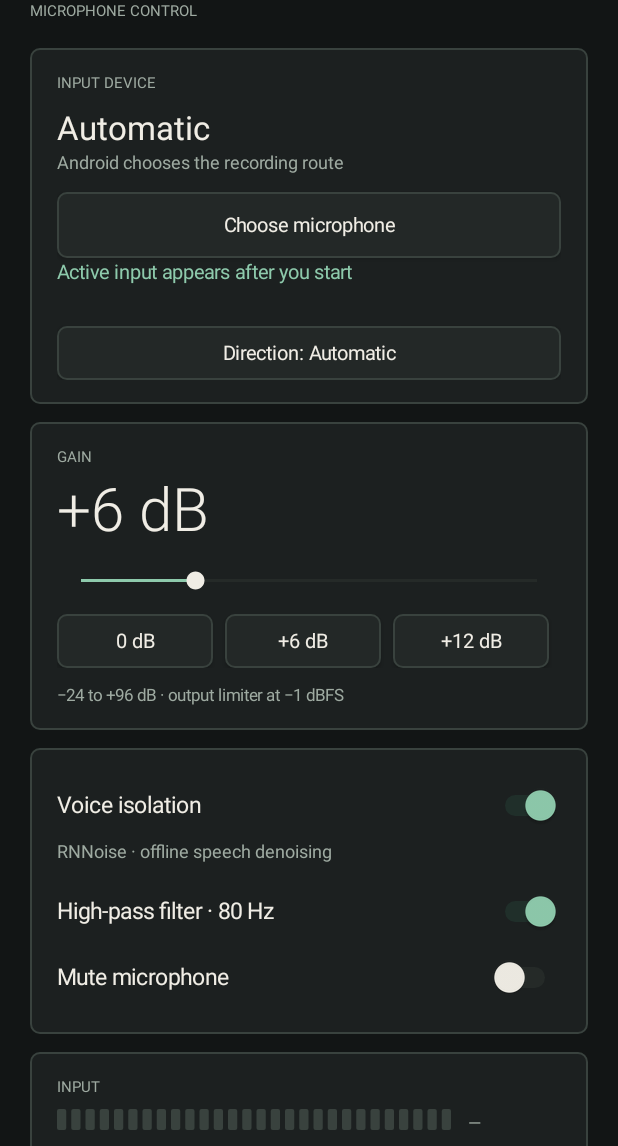
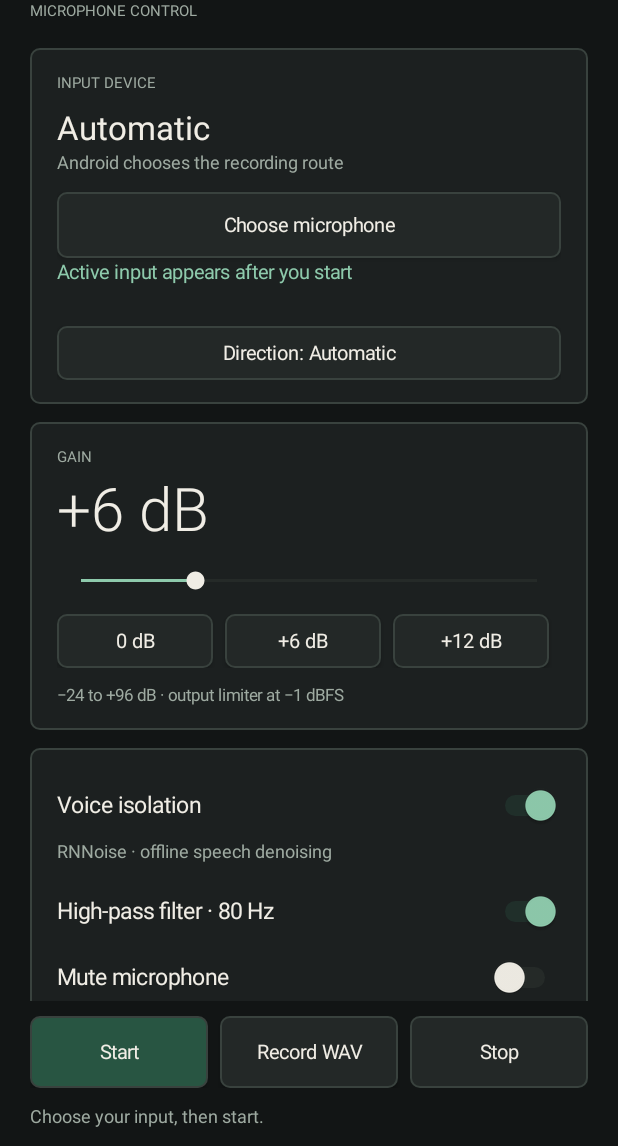
Before and after one commit to Cryosimorgh/ghost-mic, an Android app: the screen it shows after launch (MainActivity), on a phone screen of 412 x 824 dp, the part 90-1236 px from its top. Run offline under Robolectric (Android 15) with nearby library versions, the phone set to English and light mode, and no system bars.

Commit message:
Fix Android 8 compatibility and keep capture controls visible

```diff
--- a/android/app/src/main/AndroidManifest.xml
+++ b/android/app/src/main/AndroidManifest.xml
@@ -9,7 +9,7 @@
     <uses-permission android:name="android.permission.WAKE_LOCK" />
     <uses-feature android:name="android.hardware.microphone" android:required="true" />
     <application android:theme="@style/AppTheme" android:label="Ghost Mic" android:icon="@drawable/ghost_icon"
-        android:allowBackup="false" android:supportsRtl="true">
+        android:allowBackup="false" android:dataExtractionRules="@xml/data_extraction_rules" android:supportsRtl="true">
         <activity android:name=".MainActivity" android:exported="true">
             <intent-filter>
                 <action android:name="android.intent.action.MAIN" />
--- a/android/app/src/main/java/io/github/cryosimorgh/ghostmic/Devices.java
+++ b/android/app/src/main/java/io/github/cryosimorgh/ghostmic/Devices.java
@@ -18,7 +18,7 @@ final class Devices {
         return result;
     }
     private static int priority(int type) { return type == AudioDeviceInfo.TYPE_BUILTIN_MIC ? 0 : type == AudioDeviceInfo.TYPE_USB_DEVICE || type == AudioDeviceInfo.TYPE_USB_HEADSET ? 1 : bluetooth(type) ? 3 : 2; }
-    static boolean bluetooth(int type) { return type == AudioDeviceInfo.TYPE_BLUETOOTH_SCO || type == AudioDeviceInfo.TYPE_BLE_HEADSET; }
+    static boolean bluetooth(int type) { return type == AudioDeviceInfo.TYPE_BLUETOOTH_SCO || Build.VERSION.SDK_INT>=31 && type == AudioDeviceInfo.TYPE_BLE_HEADSET; }
     static String type(int type) {
         return switch (type) {
             case AudioDeviceInfo.TYPE_BUILTIN_MIC -> "Phone microphone";
--- a/android/app/src/main/java/io/github/cryosimorgh/ghostmic/MainActivity.java
+++ b/android/app/src/main/java/io/github/cryosimorgh/ghostmic/MainActivity.java
@@ -34,11 +34,17 @@ public final class MainActivity extends Activity {
         super.onCreate(saved); preferences=getSharedPreferences("ghost-mic",MODE_PRIVATE); audio=getSystemService(AudioManager.class);
         getWindow().setStatusBarColor(BG); getWindow().setNavigationBarColor(BG);
         ScrollView scroll=new ScrollView(this); scroll.setFillViewport(true); scroll.setBackgroundColor(BG);
-        LinearLayout root=column(); root.setPadding(dp(20),dp(16),dp(20),dp(28)); scroll.addView(root); setContentView(scroll);
+        LinearLayout root=column(); root.setPadding(dp(20),dp(16),dp(20),dp(16)); scroll.addView(root);
+        LinearLayout shell=column(); shell.setBackgroundColor(BG); shell.addView(scroll,new LinearLayout.LayoutParams(-1,0,1));
+        LinearLayout footer=column(); footer.setPadding(dp(20),dp(10),dp(20),dp(16)); footer.setBackgroundColor(BG); shell.addView(footer,wide(-2)); setContentView(shell);
         if (Build.VERSION.SDK_INT>=30) {
             getWindow().setDecorFitsSystemWindows(false);
-            scroll.setOnApplyWindowInsetsListener((view,insets) -> { android.graphics.Insets bars=insets.getInsets(WindowInsets.Type.systemBars()); root.setPadding(dp(20)+bars.left,dp(16)+bars.top,dp(20)+bars.right,dp(24)+bars.bottom); return insets; });
-        } else scroll.setFitsSystemWindows(true);
+            shell.setOnApplyWindowInsetsListener((view,insets) -> {
+                android.graphics.Insets bars=insets.getInsets(WindowInsets.Type.systemBars());
+                root.setPadding(dp(20)+bars.left,dp(16)+bars.top,dp(20)+bars.right,dp(16));
+                footer.setPadding(dp(20)+bars.left,dp(10),dp(20)+bars.right,dp(12)+bars.bottom); return insets;
+            });
+        } else shell.setFitsSystemWindows(true);
         LinearLayout heading=row(); TextView title=text("Ghost Mic",26,TEXT); title.setTypeface(Typeface.create("sans-serif-medium",Typeface.NORMAL)); heading.addView(title,new LinearLayout.LayoutParams(0,dp(44),1));
         badge=text("● Standby",12,MUTED); badge.setGravity(Gravity.CENTER_VERTICAL|Gravity.END); heading.addView(badge,new LinearLayout.LayoutParams(dp(90),dp(44)));
         Button help=button("?",false); help.setContentDescription("Help and open-source licenses"); help.setOnClickListener(view -> showHelp()); heading.addView(help,new LinearLayout.LayoutParams(dp(38),dp(38))); root.addView(heading);
@@ -79,10 +85,10 @@ public final class MainActivity extends Activity {
         space(listening,6); listening.addView(text("Use headphones to avoid feedback. Playback has some delay.",11,WARNING));
 
         LinearLayout actions=row(); start=button("Start",true); start.setId(START_ID); start.setOnClickListener(view -> requestCapture(false)); stop=button("Stop",false); stop.setId(STOP_ID); stop.setOnClickListener(view -> startService(new Intent(this,MicService.class).setAction(MicService.STOP)));
-        LinearLayout.LayoutParams primary=new LinearLayout.LayoutParams(0,dp(48),1); primary.setMargins(0,0,dp(8),0); actions.addView(start,primary); actions.addView(stop,new LinearLayout.LayoutParams(0,dp(48),1)); root.addView(actions); space(root,8);
-        LinearLayout recording=row(); record=button("Record WAV",false); record.setOnClickListener(view -> { if(MicService.state.running) startService(new Intent(this,MicService.class).setAction(MicService.RECORD)); else requestCapture(true); }); recording.addView(record,new LinearLayout.LayoutParams(0,dp(44),1));
-        Button files=button("Recordings",false); files.setOnClickListener(view -> showRecordings()); LinearLayout.LayoutParams right=new LinearLayout.LayoutParams(0,dp(44),1); right.setMargins(dp(8),0,0,0); recording.addView(files,right); root.addView(recording);
-        space(root,12); status=text("Choose your input, then start.",13,MUTED); root.addView(status);
+        record=button("Record WAV",false); record.setOnClickListener(view -> { if(MicService.state.running) startService(new Intent(this,MicService.class).setAction(MicService.RECORD)); else requestCapture(true); });
+        for(Button action:new Button[]{start,record,stop}) { LinearLayout.LayoutParams cell=new LinearLayout.LayoutParams(0,dp(48),1); if(action!=stop) cell.setMargins(0,0,dp(8),0); actions.addView(action,cell); } footer.addView(actions);
+        Button files=button("Recordings",false); files.setOnClickListener(view -> showRecordings()); root.addView(files,wide(44));
+        space(footer,10); status=text("Choose your input, then start.",12,MUTED); status.setMaxLines(3); footer.addView(status);
         space(root,12); root.addView(text("Android version: local recording and monitoring. Other apps cannot select Ghost Mic as a virtual microphone on stock Android.",11,MUTED));
         devices=new AudioDeviceCallback() { public void onAudioDevicesAdded(AudioDeviceInfo[] added) { refreshDevices(); } public void onAudioDevicesRemoved(AudioDeviceInfo[] removed) { refreshDevices(); } };
         refreshDevices(); renderState();
@@ -127,14 +133,14 @@ public final class MainActivity extends Activity {
         if(!missing.isEmpty()) { requestPermissions(missing.toArray(new String[0]),41); return; } beginCapture(save);
     }
     private boolean bluetoothSelected() {
-        String key=preferences.getString("input",""); return key.startsWith(AudioDeviceInfo.TYPE_BLUETOOTH_SCO+"|") || key.startsWith(AudioDeviceInfo.TYPE_BLE_HEADSET+"|");
+        String key=preferences.getString("input",""); return key.startsWith(AudioDeviceInfo.TYPE_BLUETOOTH_SCO+"|") || Build.VERSION.SDK_INT>=31 && key.startsWith(AudioDeviceInfo.TYPE_BLE_HEADSET+"|");
     }
     public void onRequestPermissionsResult(int code,String[] permissions,int[] results) {
         super.onRequestPermissionsResult(code,permissions,results);
         if(code==42 && pendingPicker) { pendingPicker=false; pickDevice(true); return; }
         if(code==41) {
-            if(checkSelfPermission(Manifest.permission.RECORD_AUDIO)!=PackageManager.PERMISSION_GRANTED) { status.setText("Microphone access was denied. You can allow it in Android app settings."); return; }
-            if(Build.VERSION.SDK_INT>=31 && bluetoothSelected() && checkSelfPermission(Manifest.permission.BLUETOOTH_CONNECT)!=PackageManager.PERMISSION_GRANTED) { status.setText("Allow Bluetooth access or select another input."); return; }
+            if(checkSelfPermission(Manifest.permission.RECORD_AUDIO)!=PackageManager.PERMISSION_GRANTED) { MicService.state=MicEngine.State.idle("Microphone access was denied. Allow it in Android app settings.",MicService.state.recordingFile); return; }
+            if(Build.VERSION.SDK_INT>=31 && bluetoothSelected() && checkSelfPermission(Manifest.permission.BLUETOOTH_CONNECT)!=PackageManager.PERMISSION_GRANTED) { MicService.state=MicEngine.State.idle("Allow Bluetooth access or select another input.",MicService.state.recordingFile); return; }
             beginCapture(pendingRecord);
         }
     }
@@ -145,7 +151,7 @@ public final class MainActivity extends Activity {
     }
     private void beginCapture(boolean save) {
         try { startForegroundService(processingIntent(MicService.START).putExtra("record",save)); }
-        catch(RuntimeException error) { status.setText("Could not start: "+error.getMessage()); }
+        catch(RuntimeException error) { MicService.state=MicEngine.State.idle("Could not start: "+error.getMessage(),MicService.state.recordingFile); }
     }
     private void updateProcessing() { if(MicService.state.running) startService(processingIntent(MicService.UPDATE)); }
     private void renderState() {
@@ -157,7 +163,7 @@ public final class MainActivity extends Activity {
         activeMicrophones.setText(state.microphoneInfo); inputMeter.peak=state.inputPeak; outputMeter.peak=state.outputPeak; inputMeter.invalidate(); outputMeter.invalidate();
         limiter.setText(String.format(Locale.US,"Limiter %.1f dB%s",state.limiter,state.inputPeak>=.999f?" · input clipping":""));
         badge.setText(state.running?(mute.isChecked()?"● Muted":state.recording?"● Recording":"● Live"):"● Standby"); badge.setTextColor(state.running?GREEN:MUTED);
-        if(!status.getText().toString().startsWith("Microphone access was denied") && !status.getText().toString().startsWith("Allow Bluetooth access")) status.setText(state.message);
+        status.setText(state.message);
         if(state.monitoring && !state.actualOutput.isEmpty()) outputName.setText("Active playback: "+state.actualOutput);
     }
     private void showRecordings() {
--- a/android/app/src/main/java/io/github/cryosimorgh/ghostmic/NativeDenoiser.java
+++ b/android/app/src/main/java/io/github/cryosimorgh/ghostmic/NativeDenoiser.java
@@ -6,6 +6,7 @@ public final class NativeDenoiser implements AutoCloseable {
     public NativeDenoiser() { if (handle == 0) throw new IllegalStateException("Could not initialize RNNoise."); }
     public synchronized float process(float[] frame) {
         if (handle == 0) throw new IllegalStateException("Denoiser is closed.");
+        if (frame == null || frame.length != 480) throw new IllegalArgumentException("RNNoise requires exactly 480 samples.");
         return processFrame(handle, frame);
     }
     public synchronized void close() { if (handle != 0) { destroy(handle); handle = 0; } }
--- a/android/app/src/main/res/values/styles.xml
+++ b/android/app/src/main/res/values/styles.xml
@@ -2,7 +2,6 @@
     <style name="AppTheme" parent="android:style/Theme.Material.NoActionBar">
         <item name="android:fontFamily">sans</item>
         <item name="android:windowLightStatusBar">false</item>
-        <item name="android:windowLightNavigationBar">false</item>
         <item name="android:windowBackground">#121515</item>
         <item name="android:colorAccent">#8ECAAC</item>
         <item name="android:textColorPrimary">#F0EDE5</item>
```
Also changed, not shown: android/app/src/main/java/io/github/cryosimorgh/ghostmic/WaveWriter.java (+6 -3 lines), android/app/src/main/res/xml/data_extraction_rules.xml (added, +16 -0 lines).
